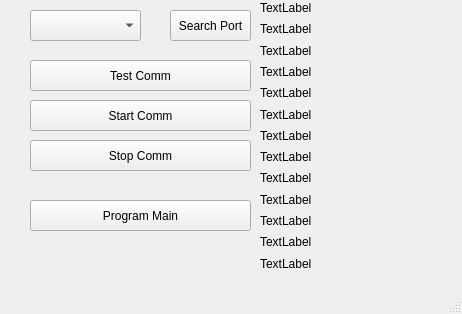
Alfa-Elettronica/SwCollaudoL24, file gui/MainWindow.ui: the form before one commit.
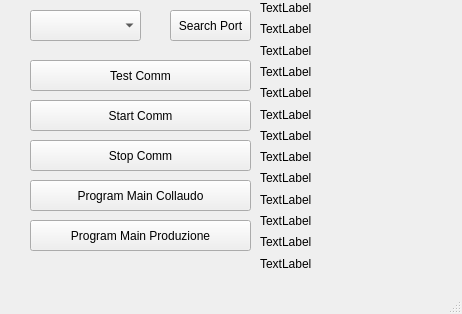
The form after the commit.

Commit message: programmazione micro colluado/produzione

```diff
--- a/gui/MainWindow.ui
+++ b/gui/MainWindow.ui
@@ -183,13 +183,26 @@
     <property name="geometry">
      <rect>
       <x>30</x>
-      <y>200</y>
+      <y>180</y>
       <width>221</width>
       <height>31</height>
      </rect>
     </property>
     <property name="text">
-     <string>Program Main</string>
+     <string>Program Main Collaudo</string>
+    </property>
+   </widget>
+   <widget class="QPushButton" name="btn_program_main_def">
+    <property name="geometry">
+     <rect>
+      <x>30</x>
+      <y>220</y>
+      <width>221</width>
+      <height>31</height>
+     </rect>
+    </property>
+    <property name="text">
+     <string>Program Main Produzione</string>
     </property>
    </widget>
   </widget>
```
The commit also changes 2 other files.
